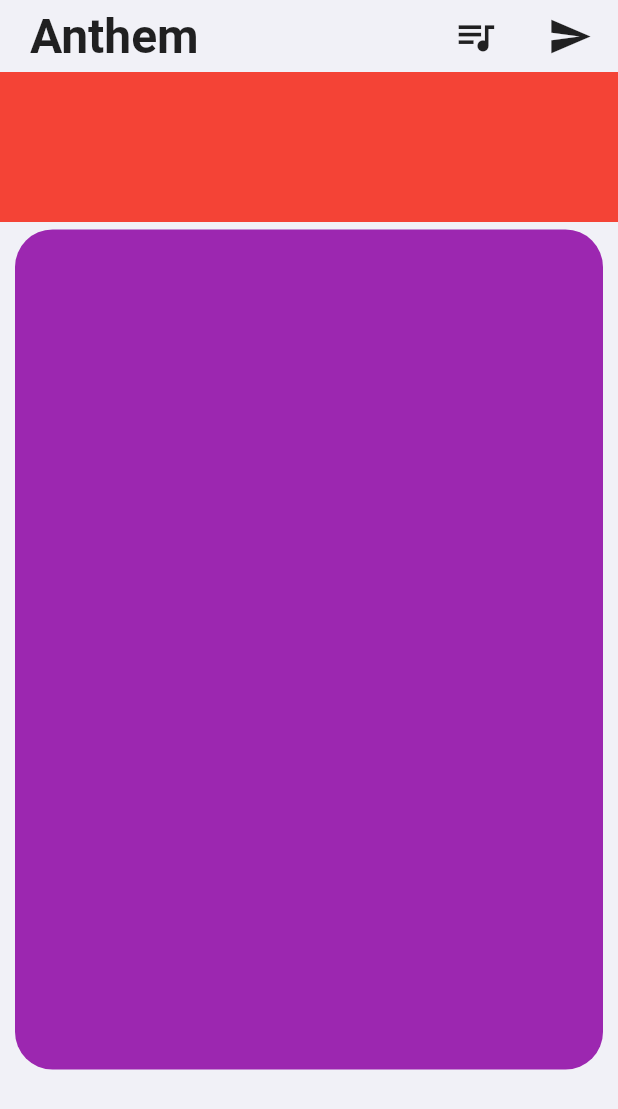
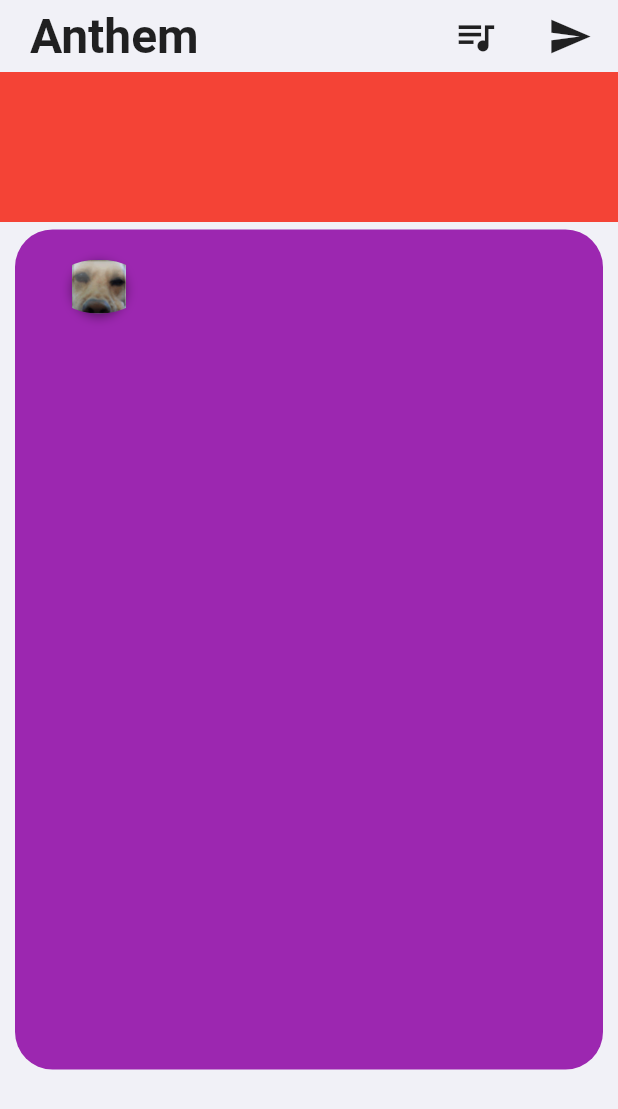
Before and after one commit to npro1001/cop4331-large-project, a Flutter app: the Feed screen opened by its route, on a phone screen of 412 x 824 dp. Shown: the top 1109 px of the screen. Run offline on Flutter 3.47's test engine with Material 2 defaults, Android fonts, the phone set to English and light mode, and no system bars; our stand-ins replace bloc, equatable, flutter_bloc, flutter_riverpod, flutter_secure_storage, just_audio; accounts and stored records are empty.

Commit message:
feed update

```diff
--- a/anthem_flutter_app/lib/presentation/screens/feed.dart
+++ b/anthem_flutter_app/lib/presentation/screens/feed.dart
@@ -1,3 +1,5 @@
+// ignore_for_file: prefer_const_constructors, prefer_const_literals_to_create_immutables
+
 import 'package:flutter/material.dart';
 
 import 'package:flutter_bloc/flutter_bloc.dart';
@@ -60,7 +62,34 @@ class Feed extends StatelessWidget {
                   Padding(
                     padding: EdgeInsets.symmetric(vertical: 10),
                     child: Column(
-                      children: <Widget>[],
+                      children: <Widget>[
+                        ListTile(
+                          leading: Container(
+                            margin: EdgeInsets.all(10),
+                            width: 60,
+                            height: 60,
+                            decoration: BoxDecoration(
+                              shape: BoxShape.circle,
+                              boxShadow: [
+                                BoxShadow(
+                                  color: Colors.black45,
+                                  offset: Offset(0, 2),
+                                  blurRadius: 6.0,
+                                ),
+                              ],
+                            ),
+                            child: CircleAvatar(
+                              child: ClipOval(
+                                  child: Image(
+                                height: 60,
+                                width: 60,
+                                image: AssetImage(
+                                    "assets/lib/dogpfp.png"), //USER PFP
+                              )),
+                            ),
+                          ),
+                        )
+                      ],
                     ),
                   ),
                 ],
--- a/anthem_flutter_app/pubspec.yaml
+++ b/anthem_flutter_app/pubspec.yaml
@@ -72,6 +72,7 @@ flutter:
     - assets/lib/background0.png
     - assets/lib/logo.png
     - assets/lib/bruh.mp3
+    - assets/lib/dogpfp.png
   #   - images/a_dot_ham.jpeg
   # An image asset can refer to one or more resolution-specific "variants", see
   # https://flutter.dev/assets-and-images/#resolution-aware
```
Also changed, not shown: anthem_flutter_app/assets/lib/dogpfp.png (added).
